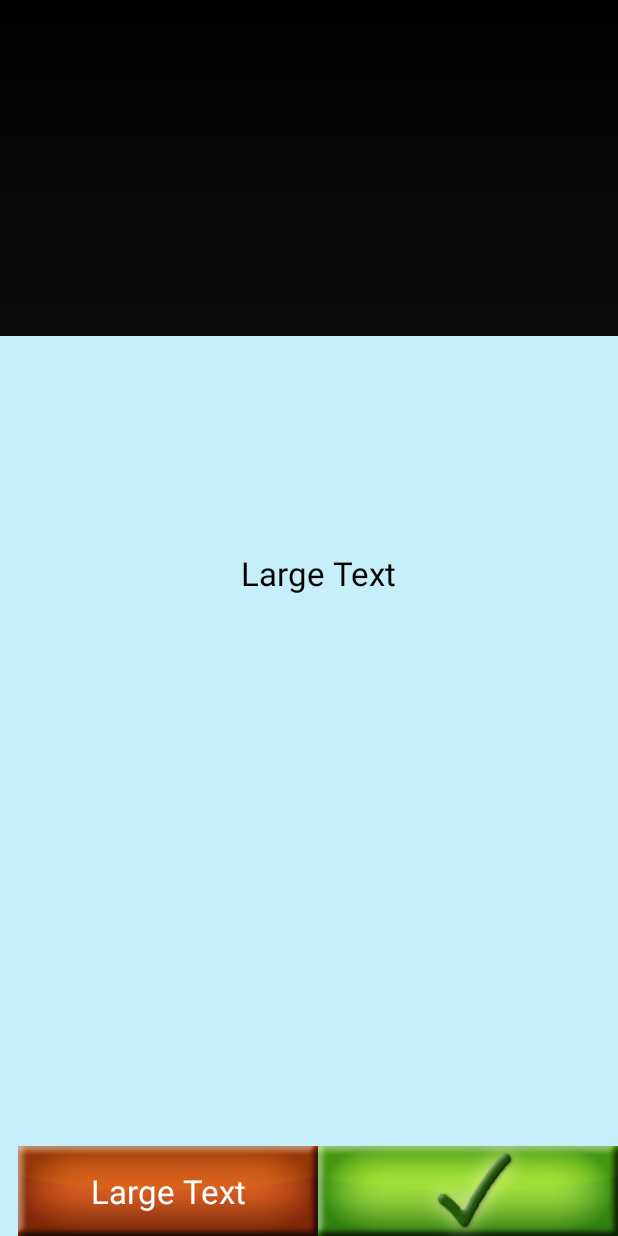
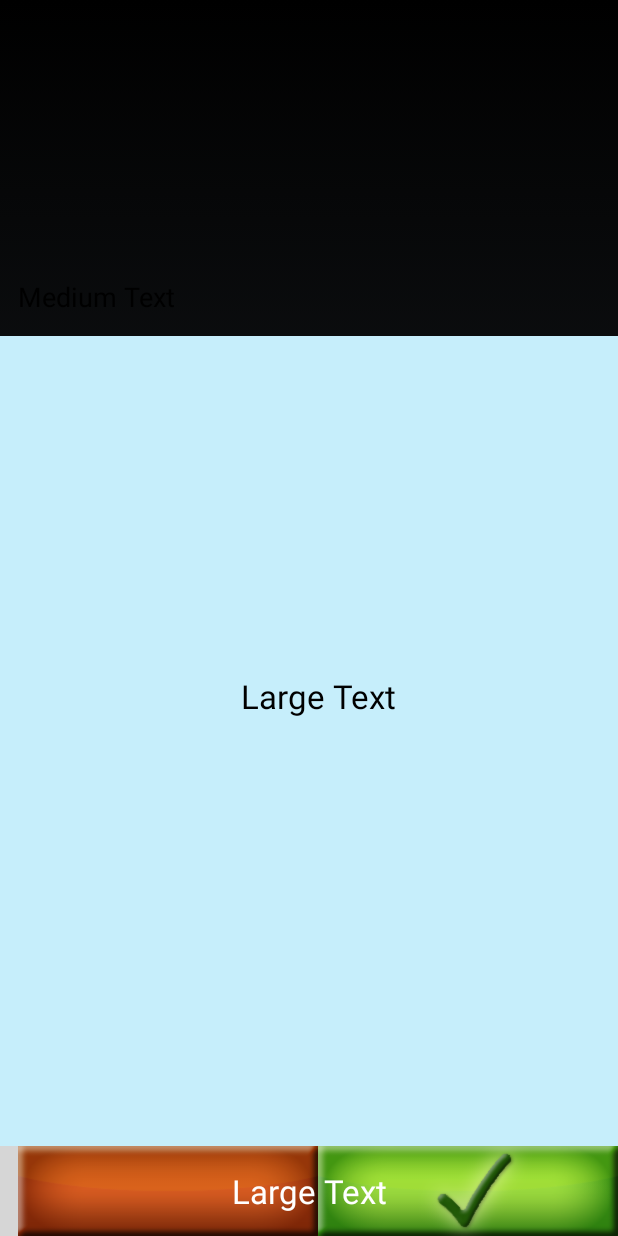
Before and after one commit to TomadeGames/SOM2, an Android app: the layout activity_task_view.xml on its own in the app's theme, with its tools: preview values and no code run, on a phone screen of 412 x 824 dp. Run offline under Robolectric (Android 15) with nearby library versions, the phone set to English and light mode, and no system bars; grey boxes are pictures that could not be loaded.

```diff
--- a/SaoufOMat2/app/src/main/java/de/tomade/saufomat2/model/task/TaskDifficult.java
+++ b/SaoufOMat2/app/src/main/java/de/tomade/saufomat2/model/task/TaskDifficult.java
@@ -10,5 +10,6 @@ public enum TaskDifficult {
     EASY_WIN,
     MEDIUM_WIN,
     HARD_WIN,
-    GAME
+    GAME,
+    UNDEFINED
 }
--- a/SaoufOMat2/app/src/main/res/layout/activity_task_view.xml
+++ b/SaoufOMat2/app/src/main/res/layout/activity_task_view.xml
@@ -28,33 +28,6 @@
         android:scaleType="fitXY"
         android:src="@drawable/check_button" />
 
-    <ImageButton
-        android:id="@+id/noButton"
-        android:layout_width="200dp"
-        android:layout_height="60dp"
-        android:layout_alignBottom="@+id/backgroundImage"
-        android:layout_toLeftOf="@+id/yesButton"
-        android:layout_toStartOf="@+id/yesButton"
-        android:adjustViewBounds="true"
-        android:background="#00ffffff"
-        android:cropToPadding="false"
-        android:scaleType="fitXY"
-        android:src="@drawable/no_button" />
-
-    <TextView
-        android:id="@+id/costText"
-        android:layout_width="wrap_content"
-        android:layout_height="wrap_content"
-        android:layout_alignBottom="@+id/noButton"
-        android:layout_alignEnd="@+id/noButton"
-        android:layout_alignLeft="@+id/noButton"
-        android:layout_alignRight="@+id/noButton"
-        android:layout_alignStart="@+id/noButton"
-        android:layout_below="@+id/taskTextLayout"
-        android:gravity="center"
-        android:text="Large Text"
-        android:textAppearance="?android:attr/textAppearanceLarge" />
-
     <RelativeLayout
         android:id="@+id/taskTextLayout"
         android:layout_width="600dp"
@@ -63,7 +36,6 @@
         android:layout_alignLeft="@+id/noButton"
         android:layout_alignParentEnd="true"
         android:layout_alignParentRight="true"
-        android:layout_alignParentTop="true"
         android:layout_alignStart="@+id/noButton"
         android:gravity="right">
 
@@ -77,12 +49,25 @@
             android:text="Large Text"
             android:textAppearance="?android:attr/textAppearanceLarge"
             android:textColor="#000000" />
+
+        <TextView
+            android:id="@+id/currentPlayerNameText"
+            android:layout_width="wrap_content"
+            android:layout_height="wrap_content"
+            android:layout_alignParentLeft="true"
+            android:layout_alignParentStart="true"
+            android:layout_alignParentTop="true"
+            android:layout_marginTop="21dp"
+            android:text="Medium Text"
+            android:textAppearance="?android:attr/textAppearanceMedium"
+            android:textColor="#000000" />
+
     </RelativeLayout>
 
     <RelativeLayout
         android:id="@+id/playerRelativeLayout"
         android:layout_width="200dp"
-        android:layout_height="match_parent"
+        android:layout_height="300dp"
         android:layout_alignParentLeft="true"
         android:layout_alignParentStart="true"
         android:layout_alignParentTop="true"
@@ -114,4 +99,58 @@
 
     </RelativeLayout>
 
+    <ImageButton
+        android:id="@+id/optionsButton"
+        android:layout_width="100dp"
+        android:layout_height="60dp"
+        android:layout_alignParentBottom="true"
+        android:layout_alignParentLeft="true"
+        android:layout_alignParentStart="true"
+        android:adjustViewBounds="true"
+        android:background="#00ffffff"
+        android:cropToPadding="false"
+        android:scaleType="fitXY"
+        android:src="@drawable/options_button" />
+
+    <ImageButton
+        android:id="@+id/alcoholButton"
+        android:layout_width="100dp"
+        android:layout_height="60dp"
+        android:layout_alignEnd="@+id/playerRelativeLayout"
+        android:layout_alignParentBottom="true"
+        android:layout_alignRight="@+id/playerRelativeLayout"
+        android:layout_toLeftOf="@+id/optionsButton"
+        android:adjustViewBounds="true"
+        android:background="#00ffffff"
+        android:cropToPadding="false"
+        android:scaleType="fitXY"
+        android:src="@drawable/alcohol_button" />
+
+
+    <ImageButton
+        android:id="@+id/noButton"
+        android:layout_width="200dp"
+        android:layout_height="60dp"
+        android:layout_alignParentBottom="true"
+        android:layout_toLeftOf="@+id/yesButton"
+        android:layout_toStartOf="@+id/yesButton"
+        android:adjustViewBounds="true"
+        android:background="#00ffffff"
+        android:cropToPadding="false"
+        android:scaleType="fitXY"
+        android:src="@drawable/no_button" />
+
+    <TextView
+        android:id="@+id/costText"
+        android:layout_width="wrap_content"
+        android:layout_height="wrap_content"
+        android:layout_alignParentBottom="true"
+        android:layout_centerHorizontal="true"
+        android:layout_marginBottom="15dp"
+        android:layout_marginLeft="25dp"
+        android:layout_marginTop="15dp"
+        android:gravity="center"
+        android:text="Large Text"
+        android:textAppearance="?android:attr/textAppearanceLarge" />
+
 </RelativeLayout>
--- a/SaoufOMat2/app/src/main/res/values/strings.xml
+++ b/SaoufOMat2/app/src/main/res/values/strings.xml
@@ -6,4 +6,5 @@
         <item>Frau</item>
     </string-array>
     <string name="title_activity_task_view">TaskViewActivity</string>
+    <string name="zurueck">Zurück</string>
 </resources>
```
Also changed, not shown: SaoufOMat2/app/src/main/java/de/tomade/saufomat2/activity/CreatePlayerActivity.java (+22 -7 lines), SaoufOMat2/app/src/main/java/de/tomade/saufomat2/activity/MainMenuActivity.java (+3 -4 lines), SaoufOMat2/app/src/main/java/de/tomade/saufomat2/activity/mainGame/MainGameActivity.java (+19 -44 lines), SaoufOMat2/app/src/main/java/de/tomade/saufomat2/activity/mainGame/MainGamePanel.java (+50 -30 lines), SaoufOMat2/app/src/main/java/de/tomade/saufomat2/activity/mainGame/TaskViewActivity.java (+74 -55 lines), SaoufOMat2/app/src/main/java/de/tomade/saufomat2/model/Player.java (+13 -13 lines), SaoufOMat2/app/src/main/res/layout/activity_choose_mini_game.xml (+64 -6 lines).
